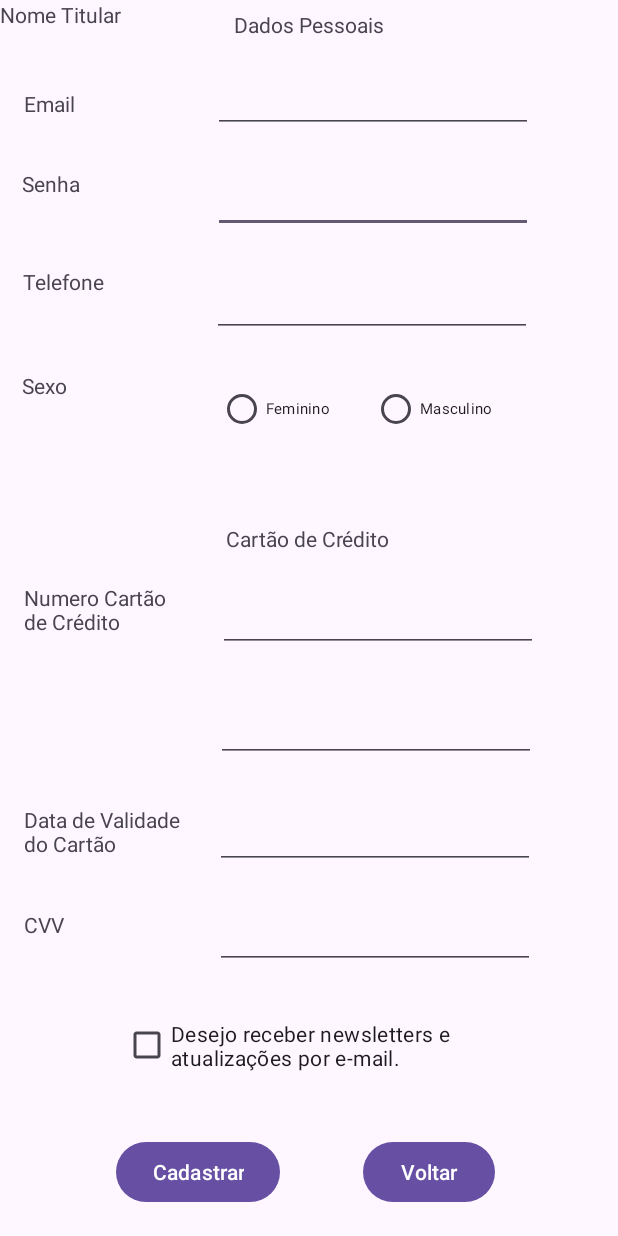
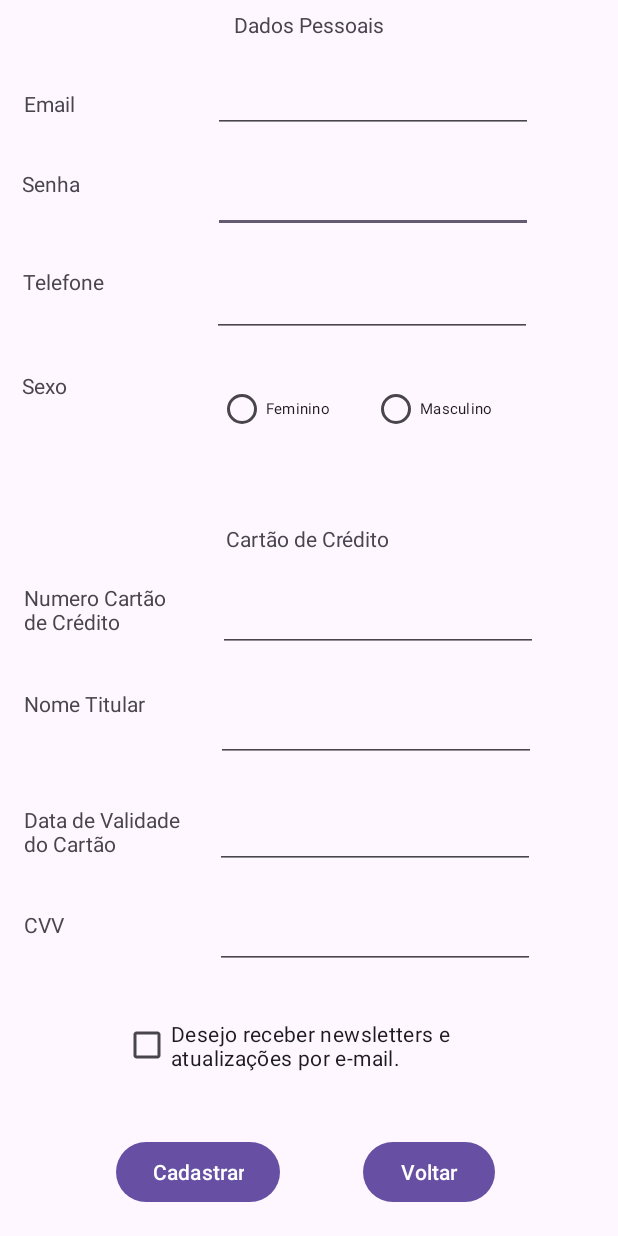
Before and after one commit to Vatsu04/Desenvolvimento-mobile-plano-de-saude, an Android app: the CadastroActivity screen opened directly, with no data from a screen before it, on a phone screen of 412 x 824 dp. Run offline under Robolectric (Android 15) with nearby library versions, the phone set to English and light mode, and no system bars.

Commit message:
Update activity_cadastro.xml

```diff
--- a/Aplicativo/app/src/main/res/layout/activity_cadastro.xml
+++ b/Aplicativo/app/src/main/res/layout/activity_cadastro.xml
@@ -134,6 +134,7 @@
         app:layout_constraintEnd_toEndOf="parent"
         app:layout_constraintHorizontal_bias="0.255"
         app:layout_constraintStart_toStartOf="parent"
+        android:onClick="cadastrar"
         app:layout_constraintTop_toTopOf="parent"
         app:layout_constraintVertical_bias="0.976" />
 
@@ -201,6 +202,7 @@
         app:layout_constraintEnd_toEndOf="parent"
         app:layout_constraintHorizontal_bias="0.746"
         app:layout_constraintStart_toStartOf="parent"
+        android:onClick="navigateVoltar"
         app:layout_constraintTop_toTopOf="parent"
         app:layout_constraintVertical_bias="0.976" />
 
@@ -259,8 +261,12 @@
         android:layout_width="wrap_content"
         android:layout_height="wrap_content"
         android:text="Nome Titular"
-        tools:layout_editor_absoluteX="16dp"
-        tools:layout_editor_absoluteY="407dp" />
+        app:layout_constraintBottom_toBottomOf="parent"
+        app:layout_constraintEnd_toEndOf="parent"
+        app:layout_constraintHorizontal_bias="0.048"
+        app:layout_constraintStart_toStartOf="parent"
+        app:layout_constraintTop_toTopOf="parent"
+        app:layout_constraintVertical_bias="0.571" />
 
     <TextView
         android:id="@+id/textView16"
```
